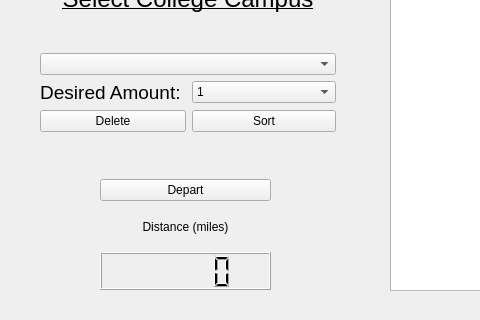
mattjang1101/CS1D-Project-1-Go-Big-O-Go-Home-, file mainwindow.ui: the form before one commit; both pictures show x 0 to 480 and y 280 to 600 of the 872 by 600 pixel window.
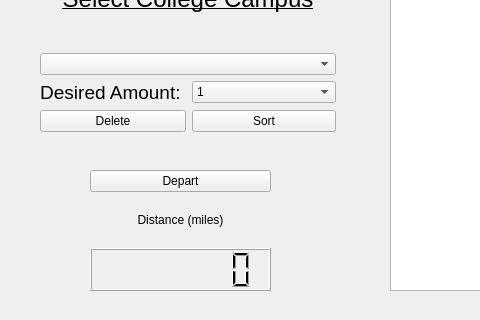
The form after the commit.

Commit message: Fixed Digit count and duplicates

```diff
--- a/mainwindow.ui
+++ b/mainwindow.ui
@@ -724,10 +724,10 @@
      <widget class="QWidget" name="layoutWidget_21">
       <property name="geometry">
        <rect>
-        <x>100</x>
-        <y>459</y>
-        <width>171</width>
-        <height>111</height>
+        <x>90</x>
+        <y>450</y>
+        <width>181</width>
+        <height>121</height>
        </rect>
       </property>
       <layout class="QVBoxLayout" name="verticalLayout_46">
@@ -749,7 +749,11 @@
         </widget>
        </item>
        <item>
-        <widget class="QLCDNumber" name="DistanceLCDctr"/>
+        <widget class="QLCDNumber" name="DistanceLCDctr">
+         <property name="digitCount">
+          <number>7</number>
+         </property>
+        </widget>
        </item>
       </layout>
      </widget>
```
The commit also changes 5 other files.
